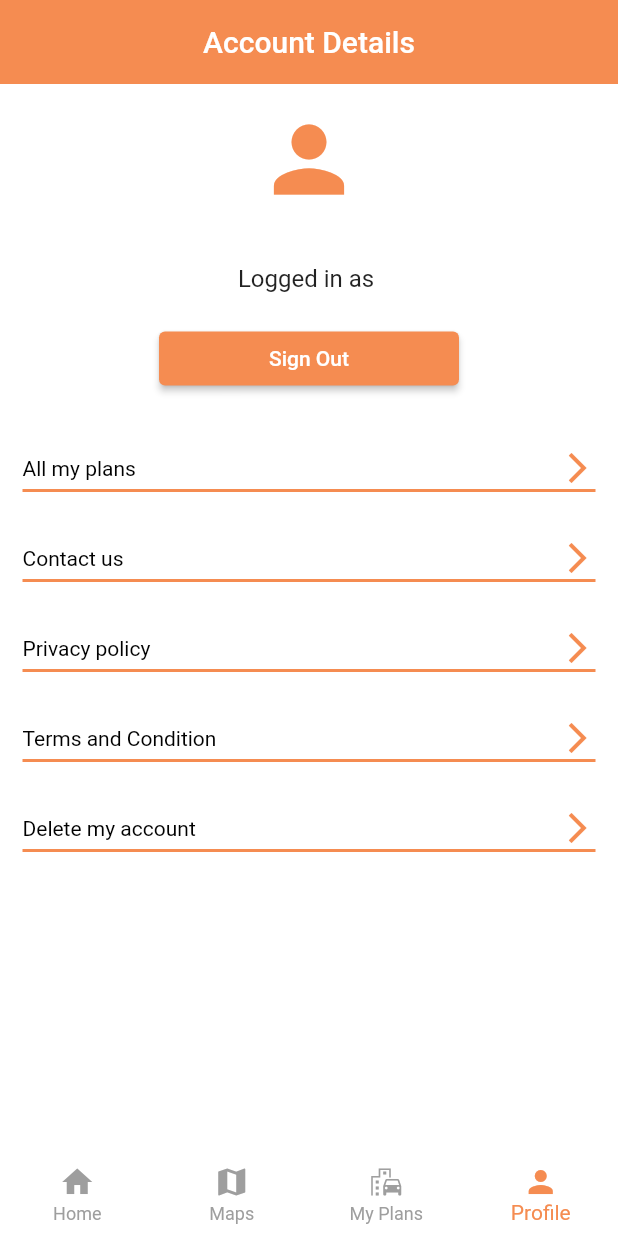
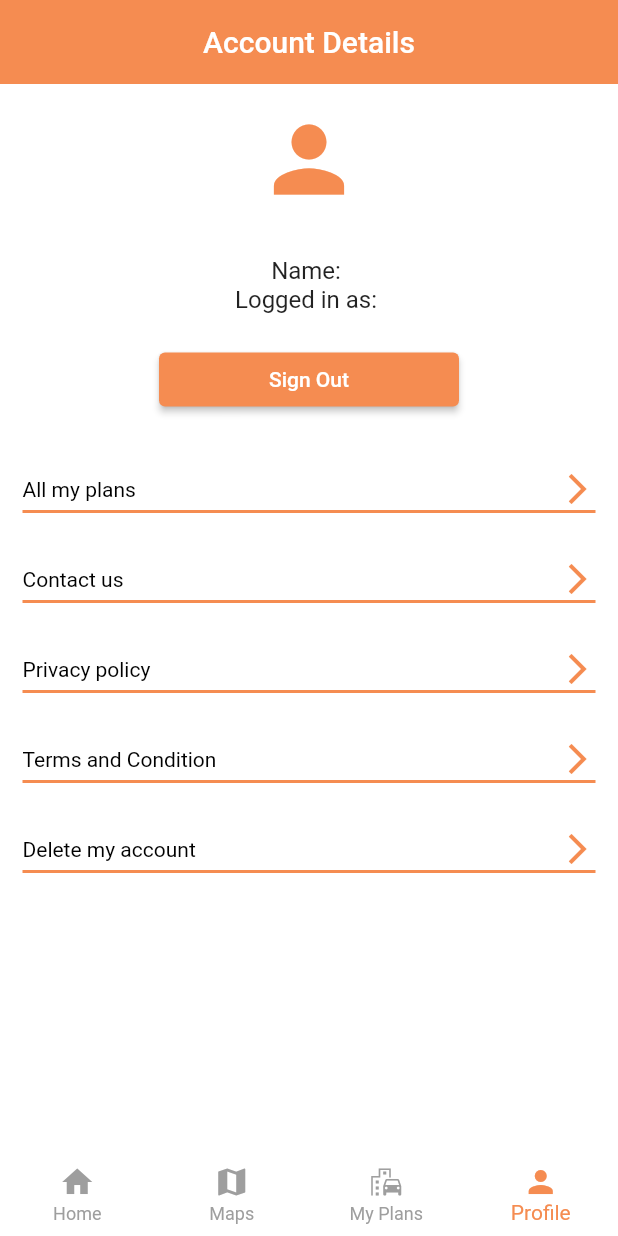
Before and after one commit to hamzasiddiqui97/Adventour-Guide-FYP, a Flutter app: the screen it shows once a user with an empty profile is signed in, item 4 of the bottom bar chosen, on a phone screen of 412 x 824 dp. Run offline on Flutter 3.47's test engine with Material 2 defaults, Android fonts, the phone set to English and light mode, and no system bars; our stand-ins replace cached_network_image, firebase_auth, firebase_core, geolocator, google_maps_flutter, google_sign_in and 5 more; missing offline and left inert: flutter_google_places, flutter_polyline_points, google_api_headers, google_maps_webservice; accounts and stored records are empty; network calls fail.

Commit message:
fixed back button page navigation

```diff
--- a/lib/view/screens/loginScreens/login.dart
+++ b/lib/view/screens/loginScreens/login.dart
@@ -56,6 +56,8 @@ class _SignInState extends State<SignIn> {
 
   Widget build(BuildContext context) {
     return SafeArea(
+      child: WillPopScope(
+        onWillPop: () async => false,
         child: Scaffold(
           body: SingleChildScrollView(
             padding: const EdgeInsets.all(30),
@@ -219,6 +221,7 @@ class _SignInState extends State<SignIn> {
             ),
           ),
         ),
+      ),
     );
   }
 
@@ -250,6 +253,7 @@ class _SignInState extends State<SignIn> {
             builder: (context) => const NavigationPage(),
           ),
         );
+
       } else {
         showDialog(
           context: context,
--- a/lib/view/screens/pages/home_view.dart
+++ b/lib/view/screens/pages/home_view.dart
@@ -103,7 +103,10 @@ class _HomePageNavBarState extends State<HomePageNavBar> {
 
     return Padding(
       padding: const EdgeInsets.only(top: 15, left: 10, right: 10),
+      child: WillPopScope(
+        onWillPop: () async => false,
         child: Scaffold(
+
           body: SingleChildScrollView(
             child: Column(
               crossAxisAlignment: CrossAxisAlignment.start,
@@ -222,6 +225,7 @@ class _HomePageNavBarState extends State<HomePageNavBar> {
             ),
           ),
         ),
+      ),
     );
   }
 }
--- a/lib/view/screens/pages/my_account.dart
+++ b/lib/view/screens/pages/my_account.dart
@@ -50,8 +50,9 @@ class _MyAccountState extends State<MyAccount> {
                 ],
               ),
               if (user != null) ...[
-                const SizedBox(height: 20),
-                Text('Logged in as ${user.email!}', style: const TextStyle(fontSize: 16.0,)),
+                const SizedBox(height: 15),
+                Text('Name: ${user.displayName!}',style: const TextStyle(fontSize: 16.0,)),
+                Text('Logged in as: ${user.email!}', style: const TextStyle(fontSize: 16.0,)),
                 const SizedBox(height: 20),
                 SizedBox(
                   width: 200,
```
Lines whose indentation alone changed are shown as unchanged.
